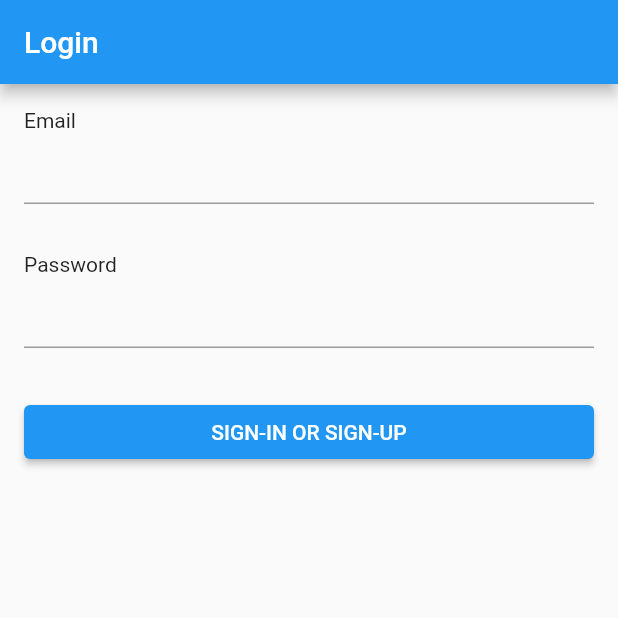
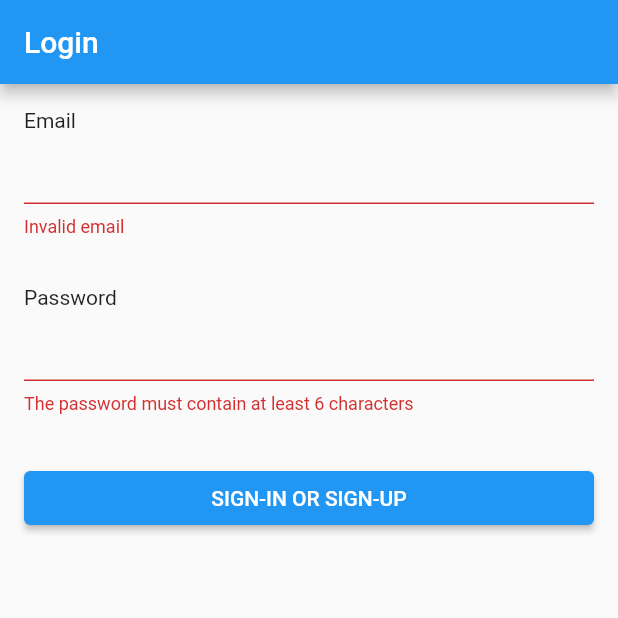
Before and after one commit to Abel1027/people-flutter-app, a Flutter app: the screen it shows after launch, after a tap on "SIGN-IN OR SIGN-UP", on a phone screen of 412 x 824 dp, the top half of it. Run offline on Flutter 3.47's test engine with Material 2 defaults, Android fonts, the phone set to English and light mode, and no system bars; our stand-ins replace another_flushbar, firebase_auth, firebase_core, flutter_bloc, get_it; accounts and stored records are empty.

Commit message:
Update login page to react to app changes

```diff
--- a/lib/main.dart
+++ b/lib/main.dart
@@ -1,12 +1,15 @@
 import 'package:flutter/material.dart';
 import 'package:flutter_localizations/flutter_localizations.dart';
+import 'package:firebase_core/firebase_core.dart';
 import 'package:people_app/src/presentation/pages/login_page.dart';
 
 import 'src/presentation/l10n/generated/l10n.dart';
 import 'src/infrastructure/di/providers.dart';
 import 'src/presentation/pages/home_page.dart';
 
-void main() {
+void main() async {
+  WidgetsFlutterBinding.ensureInitialized();
+  await Firebase.initializeApp();
   getItSetup();
   runApp(const MyApp());
 }
--- a/lib/src/application/login/login_cubit.dart
+++ b/lib/src/application/login/login_cubit.dart
@@ -34,6 +34,16 @@ class LoginCubit extends Cubit<LoginState> {
       return;
     }
 
+    if (!state.isValid) {
+      final errorState = state.copyWith(
+        showError: true,
+      );
+
+      emit(errorState);
+
+      return;
+    }
+
     final loadingState = state.copyWith(
       loginOrFailure: ResultOr.loading(),
     );
--- a/lib/src/application/login/login_state.dart
+++ b/lib/src/application/login/login_state.dart
@@ -14,6 +14,8 @@ class LoginState {
         loginOrFailure: ResultOr.none(),
         showError: false,
       );
+
+  bool get isValid => email.isValid() && password.isValid();
 
   final Email email;
   final Password password;
--- a/lib/src/presentation/l10n/intl_en.arb
+++ b/lib/src/presentation/l10n/intl_en.arb
@@ -3,5 +3,14 @@
     "login": "Login",
     "email": "Email",
     "password": "Password",
-    "loginRegister": "SIGN-IN OR SIGN-UP"
+    "loginRegister": "SIGN-IN OR SIGN-UP",
+    "unknownError": "Unknown error",
+    "emailAlreadyInUse": "Email already in use",
+    "invalidEmail": "Invalid email",
+    "operationNotAllowed": "Operation not allowed",
+    "weakPassword": "Weak password",
+    "passwordTooShort": "The password must contain at least {length} characters",
+    "passwordTooLong": "The password must contain a maximum of {length} characters",
+    "invalidPassword": "Invalid password",
+    "userLoginSuccess": "User has been signed in successfully"
 }
--- a/lib/src/presentation/pages/login_page.dart
+++ b/lib/src/presentation/pages/login_page.dart
@@ -1,5 +1,10 @@
 import 'package:flutter/material.dart';
 
+import 'package:flutter_bloc/flutter_bloc.dart';
+
+import '../../infrastructure/di/providers.dart';
+import '../../application/login/login_cubit.dart';
+import '../widgets/toasts.dart';
 import '../l10n/generated/l10n.dart';
 
 class LoginPage extends StatelessWidget {
@@ -7,35 +12,80 @@ class LoginPage extends StatelessWidget {
 
   @override
   Widget build(BuildContext context) {
+    final _loginCubit = getIt<LoginCubit>();
     return Scaffold(
       appBar: AppBar(
         title: Text(S.of(context).login),
       ),
-      body: ListView(
+      body: BlocProvider(
+          create: (context) => _loginCubit,
+          child: BlocConsumer<LoginCubit, LoginState>(
+            listener: (context, state) => state.loginOrFailure.maybeMap(
+              isFailure: (f) => showError(
+                context,
+                message: f.map(
+                  unknownError: (_) => S.of(context).unknownError,
+                  emailAlreadyInUse: (_) => S.of(context).emailAlreadyInUse,
+                  invalidEmail: (_) => S.of(context).invalidEmail,
+                  operationNotAllowed: (_) => S.of(context).operationNotAllowed,
+                  weakPassword: (_) => S.of(context).weakPassword,
+                ),
+              ),
+              isSuccess: () => showSuccess(
+                context,
+                message: S.of(context).userLoginSuccess,
+              ),
+              orElse: () {},
+            ),
+            builder: (context, state) {
+              return ListView(
                 padding: const EdgeInsets.all(16),
                 children: [
                   Text(S.of(context).email),
                   TextFormField(
-            initialValue: null,
-            onChanged: (value) {},
-            autovalidateMode: null,
-            validator: null,
+                    onChanged: (value) => _loginCubit.onEmailChanged(value),
+                    autovalidateMode: state.showError
+                        ? AutovalidateMode.always
+                        : AutovalidateMode.disabled,
+                    validator: (_) => state.email.map(
+                      isLeft: (l) => l.map(
+                        invalid: (_) => S.of(context).invalidEmail,
+                      ),
+                      isRight: (_) => null,
+                    ),
                   ),
                   const SizedBox(height: 32),
                   Text(S.of(context).password),
                   TextFormField(
-            initialValue: null,
-            onChanged: (value) {},
-            autovalidateMode: null,
-            validator: null,
+                    onChanged: (value) => _loginCubit.onPasswordChanged(value),
+                    autovalidateMode: state.showError
+                        ? AutovalidateMode.always
+                        : AutovalidateMode.disabled,
+                    validator: (_) => state.password.map(
+                      isLeft: (l) => l.map(
+                        tooShort: (p) => S.of(context).passwordTooShort(p.min),
+                        tooLong: (p) => S.of(context).passwordTooLong(p.max),
+                        invalid: (_) => S.of(context).invalidPassword,
+                      ),
+                      isRight: (_) => null,
+                    ),
                   ),
                   const SizedBox(height: 32),
-          ElevatedButton(
-            onPressed: () {},
+                  state.loginOrFailure.isLoading
+                      ? const Center(
+                          child: Padding(
+                            padding: EdgeInsets.all(7),
+                            child: CircularProgressIndicator(),
+                          ),
+                        )
+                      : ElevatedButton(
+                          onPressed: () => _loginCubit.login(),
                           child: Text(S.of(context).loginRegister),
                         ),
                 ],
-      ),
+              );
+            },
+          )),
     );
   }
 }
--- a/pubspec.yaml
+++ b/pubspec.yaml
@@ -23,6 +23,8 @@ dev_dependencies:
   cloud_firestore: ^3.1.5
   flutter_bloc: ^8.0.1
   get_it: ^7.2.0
+  another_flushbar: ^1.10.28
+  firebase_core: ^1.10.6
 
 flutter:
   uses-material-design: true
```
Also changed, not shown: lib/src/presentation/l10n/intl_es.arb (+10 -1 lines), lib/src/presentation/widgets/toasts.dart (added, +42 -0 lines), lib/src/presentation/l10n/generated/intl/messages_en.dart, lib/src/presentation/l10n/generated/intl/messages_es.dart, lib/src/presentation/l10n/generated/l10n.dart, pubspec.lock. Lines whose indentation alone changed are shown as unchanged.
